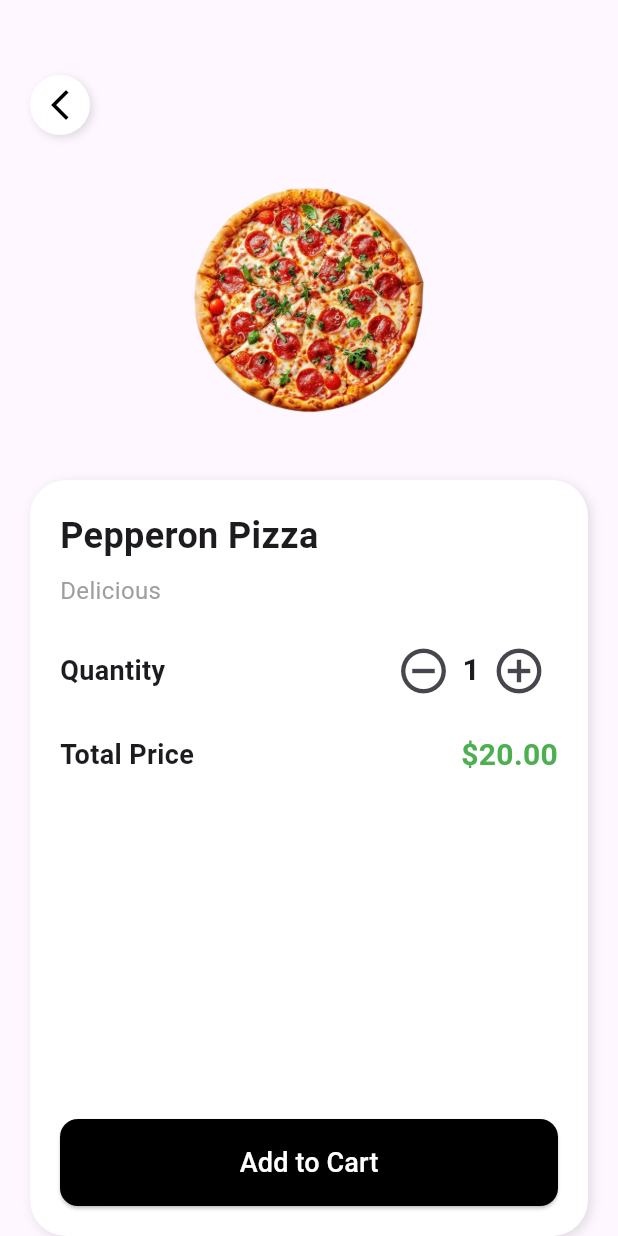
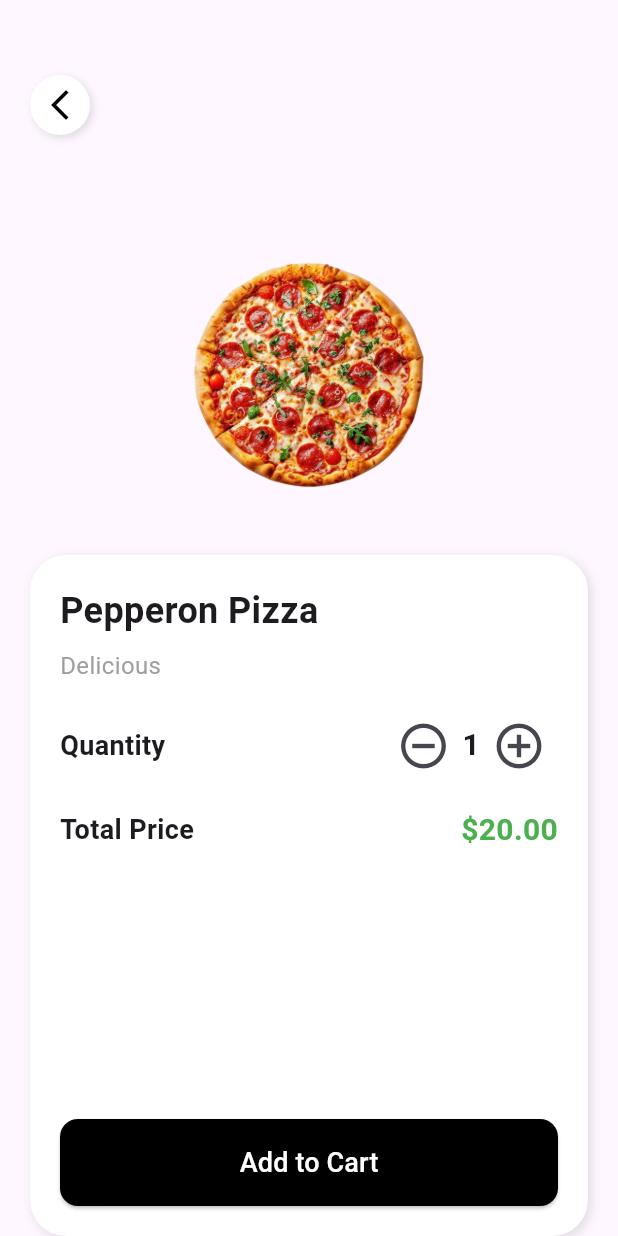
Before and after one commit to bsc-44-21/FoodDelieryApp, a Flutter app: the Details screen opened directly, on a phone screen of 412 x 824 dp. Run offline on Flutter 3.47's test engine with Material 3 defaults, Android fonts, the phone set to English and light mode, and no system bars; our stand-ins replace curved_navigation_bar.

Commit message:
Adjusted the details container sizes

```diff
--- a/lib/pages/details.dart
+++ b/lib/pages/details.dart
@@ -56,7 +56,7 @@ class _DetailsState extends State<Details> {
               ),
             ),
 
-            const SizedBox(height: 30),
+            const SizedBox(height: 80),
 
             // Food Image
             Center(
```
Also changed, not shown: images/pzza.png (added).
